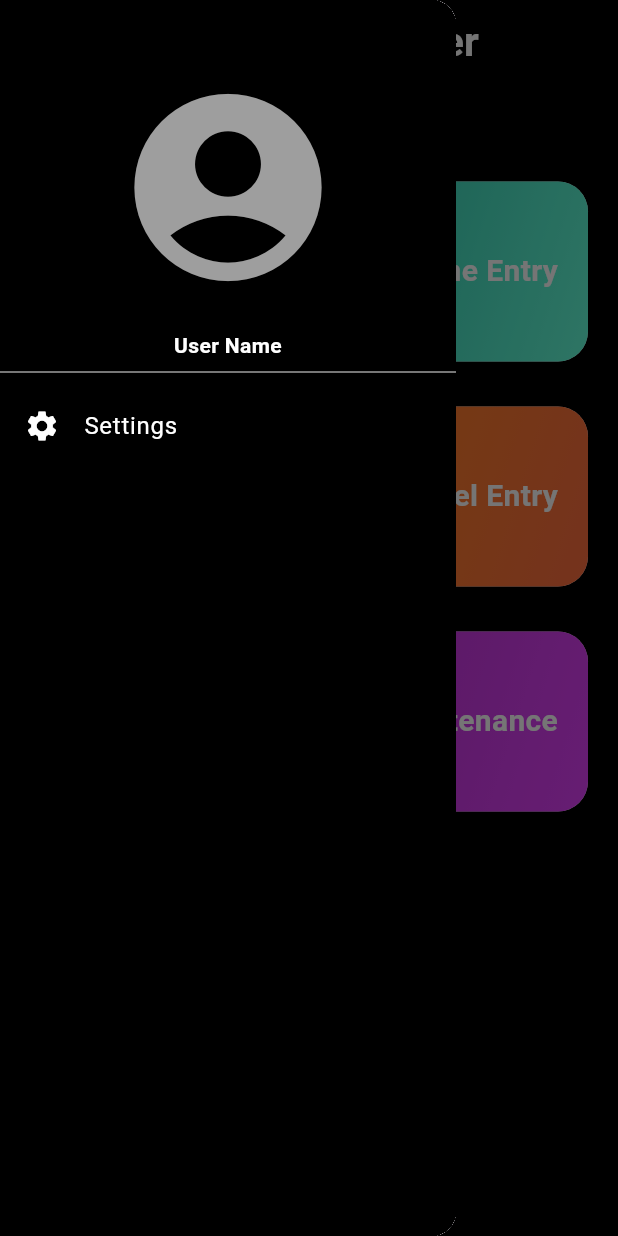
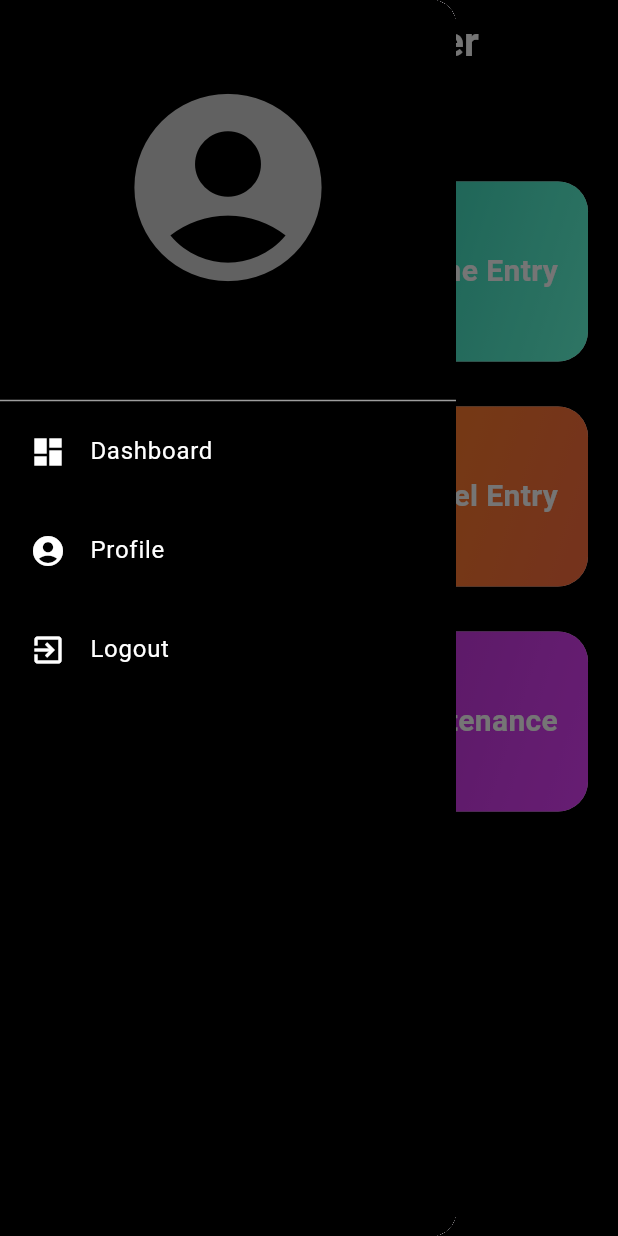
Before and after one commit to vaibhav1881/rajivn_enterprises, a Flutter app: the HomePage screen opened directly, with the side drawer open, on a phone screen of 412 x 824 dp. Run offline on Flutter 3.47's test engine with Material 3 defaults, Android fonts, the phone set to English and light mode, and no system bars; our stand-ins replace cloud_firestore, firebase_auth, firebase_core, image_picker, permission_handler, shared_preferences; accounts and stored records are empty.

Commit message:
home page ui done

```diff
--- a/lib/pages/home_page.dart
+++ b/lib/pages/home_page.dart
@@ -2,6 +2,10 @@
 import 'package:rajivn_enterprises/pages/machinery_entry_page.dart';
 import 'package:rajivn_enterprises/pages/diesel_entry_page.dart';
 import 'package:rajivn_enterprises/pages/maintenance_page.dart';
+import 'package:rajivn_enterprises/pages/profile_page.dart';
+import 'package:rajivn_enterprises/pages/auth/login_page.dart';
+import 'package:rajivn_enterprises/services/auth_service.dart';
+import 'package:rajivn_enterprises/helper/helper_function.dart';
 
 class HomePage extends StatefulWidget {
   const HomePage({super.key, required String title});
@@ -11,6 +15,31 @@
 }
 
 class _HomePageState extends State<HomePage> {
+  String userName = "";
+  String email = "";
+  AuthService authService = AuthService();
+
+  @override
+  void initState() {
+    super.initState();
+    gettingUserData();
+  }
+
+  gettingUserData() async {
+    // Retrieve user data from shared preferences or any helper functions
+    await HelperFunction.getUserEmailFromSF().then((value) {
+      setState(() {
+        email = value!;
+      });
+    });
+
+    await HelperFunction.getUserNameFromSF().then((val) {
+      setState(() {
+        userName = val!;
+      });
+    });
+  }
+
   @override
   Widget build(BuildContext context) {
     return Scaffold(
@@ -34,22 +63,103 @@
           color: Colors.black,
           child: ListView(
             padding: const EdgeInsets.symmetric(vertical: 50),
-            children: const [
-              Icon(Icons.account_circle, size: 150, color: Colors.grey),
-              SizedBox(height: 20),
+            children: <Widget>[
+              Icon(
+                Icons.account_circle,
+                size: 150,
+                color: Colors.grey[700],
+              ),
+              const SizedBox(
+                height: 15,
+              ),
               Text(
-                "User Name",
+                userName,
                 textAlign: TextAlign.center,
-                style: TextStyle(
+                style: const TextStyle(
+                  fontWeight: FontWeight.bold,
                   color: Colors.white,
-                  fontWeight: FontWeight.bold,
                 ),
               ),
-              Divider(color: Colors.grey),
+              const SizedBox(
+                height: 30,
+              ),
+              const Divider(
+                height: 2,
+                color: Colors.grey,
+              ),
               ListTile(
-                leading: Icon(Icons.settings, color: Colors.white),
-                title: Text(
-                  "Settings",
+                onTap: () {},
+                selectedColor: Colors.blue,
+                selected: true,
+                contentPadding: const EdgeInsets.symmetric(horizontal: 20, vertical: 5),
+                leading: const Icon(Icons.dashboard, color: Colors.white),
+                title: const Text(
+                  "Dashboard",
+                  style: TextStyle(color: Colors.white),
+                ),
+              ),
+              ListTile(
+                onTap: () {
+                  Navigator.push(
+                    context,
+                    MaterialPageRoute(
+                      builder: (context) => ProfilePage(
+                        userName: userName,
+                        email: email,
+                      ),
+                    ),
+                  );
+                },
+                contentPadding: const EdgeInsets.symmetric(horizontal: 20, vertical: 5),
+                leading: const Icon(Icons.account_circle, color: Colors.white),
+                title: const Text(
+                  "Profile",
+                  style: TextStyle(color: Colors.white),
+                ),
+              ),
+              ListTile(
+                onTap: () async {
+                  showDialog(
+                    barrierDismissible: false,
+                    context: context,
+                    builder: (context) {
+                      return AlertDialog(
+                        title: const Text("Logout"),
+                        content: const Text("Are you sure you want to logout?"),
+                        actions: [
+                          IconButton(
+                            onPressed: () {
+                              Navigator.pop(context);
+                            },
+                            icon: const Icon(
+                              Icons.cancel,
+                              color: Colors.red,
+                            ),
+                          ),
+                          IconButton(
+                            onPressed: () async {
+                              await authService.signOut();
+                              Navigator.of(context).pushAndRemoveUntil(
+                                MaterialPageRoute(
+                                  builder: (context) => const LoginPage(),
+                                ),
+                                    (route) => false,
+                              );
+                            },
+                            icon: const Icon(
+                              Icons.done,
+                              color: Colors.green,
+                            ),
+                          ),
+                        ],
+                      );
+                    },
+                  );
+                },
+                contentPadding: const EdgeInsets.symmetric(horizontal: 20, vertical: 5),
+                leading: const Icon(Icons.exit_to_app, color: Colors.white),
+                title: const Text(
+                  "Logout",
                   style: TextStyle(color: Colors.white),
                 ),
               ),
```
